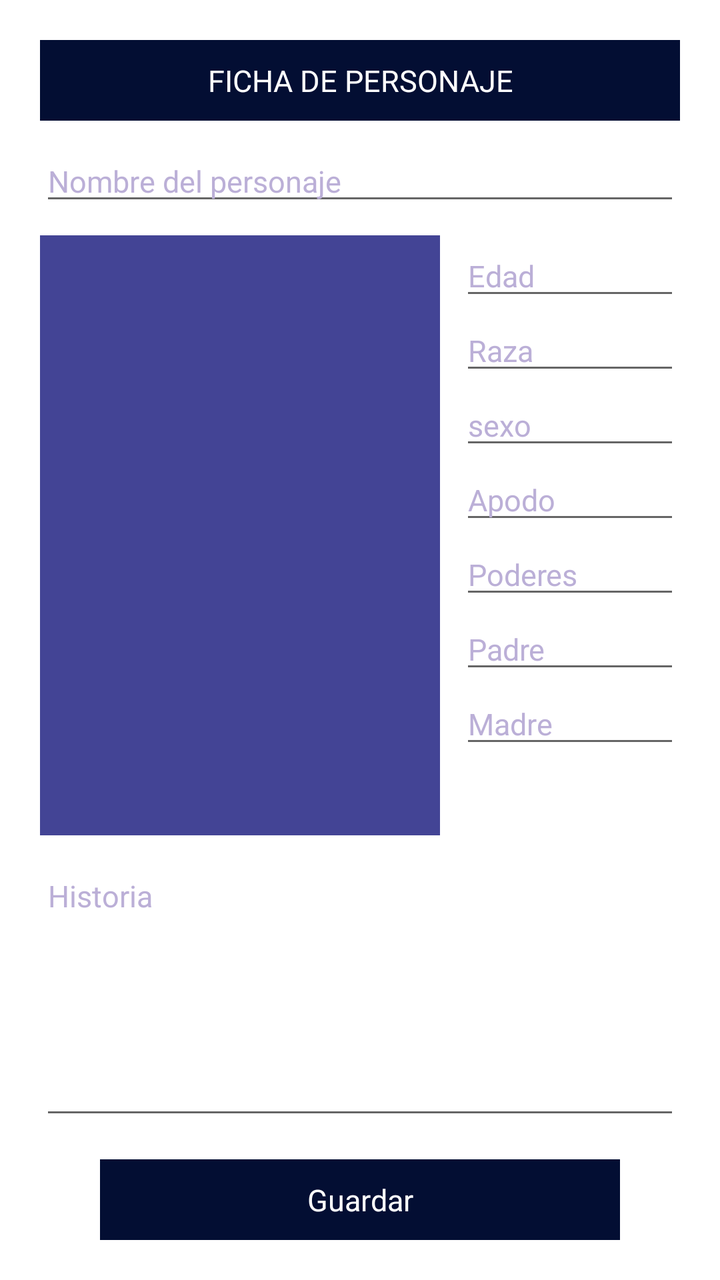
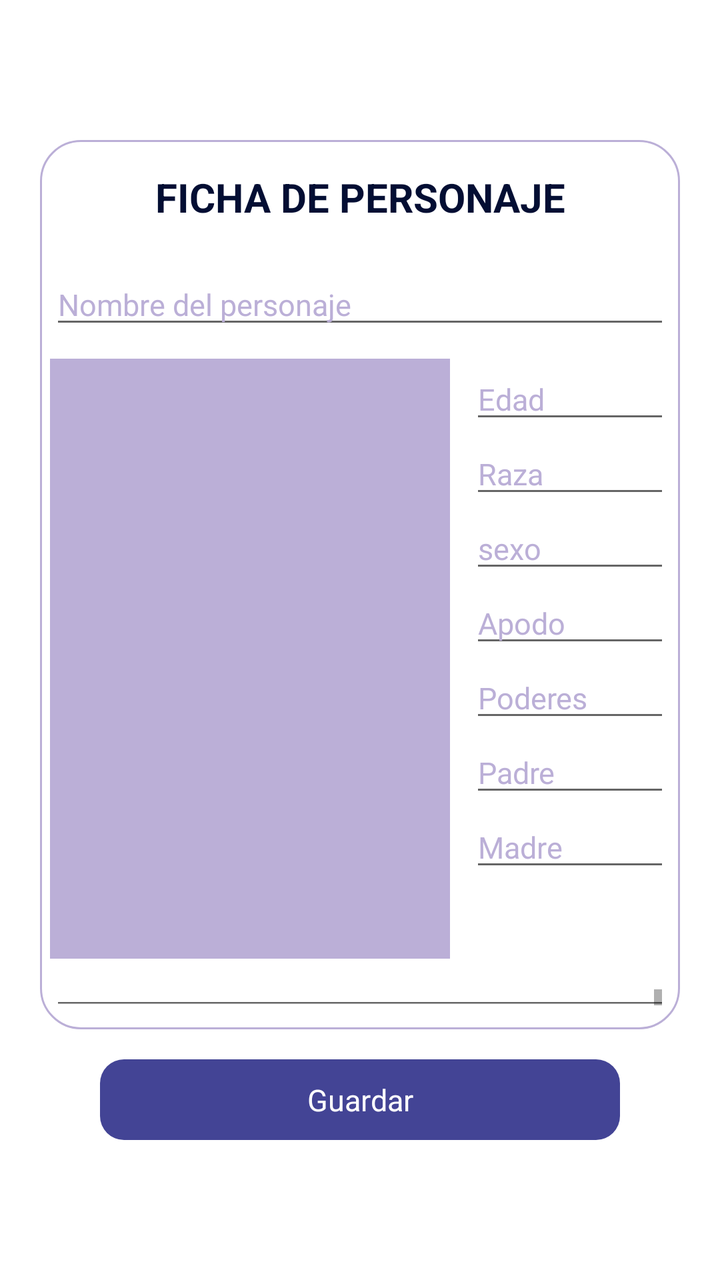

Screens rendered from an Android XML layout before and after an edit, with the pre-edit source and the edit as a unified diff.
<!-- AndroidManifest.xml: fallback theme Theme.MaterialComponents.DayNight.NoActionBar -->
<!-- res/layout/activity_character.xml -->
<?xml version="1.0" encoding="utf-8"?>
<LinearLayout
    xmlns:android="http://schemas.android.com/apk/res/android"
    xmlns:tools="http://schemas.android.com/tools"
    android:id="@+id/main"
    android:layout_width="match_parent"
    android:layout_height="match_parent"
    android:orientation="vertical"
    android:padding="20dp"
    android:background="@color/Color2"
    tools:context=".Character">

    
    <TextView
        android:id="@+id/tv_cabecera"
        android:layout_width="match_parent"
        android:layout_height="wrap_content"
        android:text="FICHA DE PERSONAJE"
        android:textSize="15dp"
        android:textColor="@color/Color2"
        android:background="@color/Color1"
        android:padding="10dp"
        android:gravity="center"/>

    <EditText
        android:id="@+id/et_nombre_personaje"
        android:layout_width="match_parent"
        android:layout_height="wrap_content"
        android:hint="Nombre del personaje"
        android:textSize="15dp"
        android:textColor="@color/Color3"
        android:textColorHint="@color/Color4"
        android:layout_marginTop="10dp"/>

    <LinearLayout
        android:layout_width="match_parent"
        android:layout_height="300dp"
        android:orientation="horizontal"
        android:layout_marginTop="10dp">

        <ImageView
            android:id="@+id/iv_personaje"
            android:layout_width="200dp"
            android:layout_height="match_parent"
            android:scaleType="centerCrop"
            android:background="@color/Color3"
            android:contentDescription="Dibujo del personaje"/>

        <ScrollView
            android:layout_width="match_parent"
            android:layout_height="match_parent"
            android:paddingStart="10dp"
            android:fillViewport="true">

            <LinearLayout
                android:layout_width="match_parent"
                android:layout_height="wrap_content"
                android:orientation="vertical">

                <EditText
                    android:id="@+id/at_1"
                    android:layout_width="match_parent"
                    android:layout_height="wrap_content"
                    android:hint="Edad"
                    android:textSize="15dp"
                    android:textColor="@color/Color3"
                    android:textColorHint="@color/Color4" />

                <EditText
                    android:id="@+id/at_2"
                    android:layout_width="match_parent"
                    android:layout_height="wrap_content"
                    android:hint="Raza"
                    android:textSize="15dp"
                    android:textColor="@color/Color3"
                    android:textColorHint="@color/Color4" />

                <EditText
                    android:id="@+id/at_3"
                    android:layout_width="match_parent"
                    android:layout_height="wrap_content"
                    android:hint="sexo"
                    android:textSize="15dp"
                    android:textColor="@color/Color3"
                    android:textColorHint="@color/Color4" />

                <EditText
                    android:id="@+id/at_4"
                    android:layout_width="match_parent"
                    android:layout_height="wrap_content"
                    android:hint="Apodo"
                    android:textSize="15dp"
                    android:textColor="@color/Color3"
                    android:textColorHint="@color/Color4" />

                <EditText
                    android:id="@+id/at_5"
                    android:layout_width="match_parent"
                    android:layout_height="wrap_content"
                    android:hint="Poderes"
                    android:textSize="15dp"
                    android:textColor="@color/Color3"
                    android:textColorHint="@color/Color4" />

                <EditText
                    android:id="@+id/at_6"
                    android:layout_width="match_parent"
                    android:layout_height="wrap_content"
                    android:hint="Padre"
                    android:textSize="15dp"
                    android:textColor="@color/Color3"
                    android:textColorHint="@color/Color4" />

                <EditText
                    android:id="@+id/at_7"
                    android:layout_width="match_parent"
                    android:layout_height="wrap_content"
                    android:hint="Madre"
                    android:textSize="15dp"
                    android:textColor="@color/Color3"
                    android:textColorHint="@color/Color4" />

            </LinearLayout>
        </ScrollView>
    </LinearLayout>

    <EditText
        android:id="@+id/et_historia"
        android:layout_width="match_parent"
        android:layout_height="0dp"
        android:layout_weight="1"
        android:layout_marginTop="10dp"
        android:hint="Historia"
        android:textSize="15dp"
        android:textColor="@color/Color3"
        android:textColorHint="@color/Color4"
        android:gravity="top|start"
        android:inputType="textMultiLine"
        android:overScrollMode="always"
        android:scrollbarStyle="insideInset"
        android:scrollbars="vertical"/>

    <TextView
        android:id="@+id/tv_guardar"
        android:layout_width="match_parent"
        android:layout_height="wrap_content"
        android:padding="10dp"
        android:text="Guardar"
        android:textSize="15dp"
        android:textColor="@color/Color2"
        android:background="@color/Color1"
        android:layout_marginHorizontal="30dp"
        android:layout_marginTop="15dp"
        android:gravity="center"/>
</LinearLayout>
<!-- resources referenced by this layout -->
<resources>
  <color name="Color1">#030E33</color>
  <color name="Color2">#FFFFFFFF</color>
  <color name="Color3">#434495</color>
  <color name="Color4">#BBAFD7</color>
</resources>

<!-- the commit's change to res/layout/activity_character.xml (unified diff, before → after) -->
@@ -6,139 +6,150 @@
     android:layout_width="match_parent"
     android:layout_height="match_parent"
     android:orientation="vertical"
-    android:padding="20dp"
+    android:paddingVertical="70dp"
+    android:paddingHorizontal="20dp"
     android:background="@color/Color2"
     tools:context=".Character">
 
-    
-    <TextView
-        android:id="@+id/tv_cabecera"
-        android:layout_width="match_parent"
-        android:layout_height="wrap_content"
-        android:text="FICHA DE PERSONAJE"
-        android:textSize="15dp"
-        android:textColor="@color/Color2"
-        android:background="@color/Color1"
-        android:padding="10dp"
-        android:gravity="center"/>
-
-    <EditText
-        android:id="@+id/et_nombre_personaje"
-        android:layout_width="match_parent"
-        android:layout_height="wrap_content"
-        android:hint="Nombre del personaje"
-        android:textSize="15dp"
-        android:textColor="@color/Color3"
-        android:textColorHint="@color/Color4"
-        android:layout_marginTop="10dp"/>
-
     <LinearLayout
         android:layout_width="match_parent"
-        android:layout_height="300dp"
-        android:orientation="horizontal"
-        android:layout_marginTop="10dp">
+        android:layout_height="match_parent"
+        android:layout_weight="1"
+        android:background="@drawable/archivo1"
+        android:padding="5dp"
+        android:orientation="vertical">
 
-        <ImageView
-            android:id="@+id/iv_personaje"
-            android:layout_width="200dp"
-            android:layout_height="match_parent"
-            android:scaleType="centerCrop"
-            android:background="@color/Color3"
-            android:contentDescription="Dibujo del personaje"/>
+        
+        <TextView
+            android:id="@+id/tv_cabecera"
+            android:layout_width="match_parent"
+            android:layout_height="wrap_content"
+            android:text="FICHA DE PERSONAJE"
+            android:textSize="20dp"
+            android:textStyle="bold"
+            android:textColor="@color/Color1"
+            android:padding="10dp"
+            android:gravity="center"/>
 
-        <ScrollView
+        <EditText
+            android:id="@+id/et_nombre_personaje"
             android:layout_width="match_parent"
-            android:layout_height="match_parent"
-            android:paddingStart="10dp"
-            android:fillViewport="true">
+            android:layout_height="wrap_content"
+            android:hint="Nombre del personaje"
+            android:textSize="15dp"
+            android:textColor="@color/Color3"
+            android:textColorHint="@color/Color4"
+            android:layout_marginTop="10dp"/>
 
-            <LinearLayout
+        <LinearLayout
+            android:layout_width="match_parent"
+            android:layout_height="300dp"
+            android:orientation="horizontal"
+            android:layout_marginTop="10dp">
+
+            <ImageView
+                android:id="@+id/iv_personaje"
+                android:layout_width="200dp"
+                android:layout_height="match_parent"
+                android:scaleType="centerCrop"
+                android:background="@color/Color4"
+                android:contentDescription="Dibujo del personaje"/>
+
+            <ScrollView
                 android:layout_width="match_parent"
-                android:layout_height="wrap_content"
-                android:orientation="vertical">
+                android:layout_height="match_parent"
+                android:paddingStart="10dp"
+                android:fillViewport="true">
 
-                <EditText
-                    android:id="@+id/at_1"
+                <LinearLayout
                     android:layout_width="match_parent"
                     android:layout_height="wrap_content"
-                    android:hint="Edad"
-                    android:textSize="15dp"
-                    android:textColor="@color/Color3"
-                    android:textColorHint="@color/Color4" />
+                    android:orientation="vertical">
 
-                <EditText
-                    android:id="@+id/at_2"
-                    android:layout_width="match_parent"
-                    android:layout_height="wrap_content"
-                    android:hint="Raza"
-                    android:textSize="15dp"
-                    android:textColor="@color/Color3"
-                    android:textColorHint="@color/Color4" />
+                    <EditText
+                        android:id="@+id/at_1"
+                        android:layout_width="match_parent"
+                        android:layout_height="wrap_content"
+                        android:hint="Edad"
+                        android:textSize="15dp"
+                        android:textColor="@color/Color3"
+                        android:textColorHint="@color/Color4" />
 
-                <EditText
-                    android:id="@+id/at_3"
-                    android:layout_width="match_parent"
-                    android:layout_height="wrap_content"
-                    android:hint="sexo"
-                    android:textSize="15dp"
-                    android:textColor="@color/Color3"
-                    android:textColorHint="@color/Color4" />
+                    <EditText
+                        android:id="@+id/at_2"
+                        android:layout_width="match_parent"
+                        android:layout_height="wrap_content"
+                        android:hint="Raza"
+                        android:textSize="15dp"
+                        android:textColor="@color/Color3"
+                        android:textColorHint="@color/Color4" />
 
-                <EditText
-                    android:id="@+id/at_4"
-                    android:layout_width="match_parent"
-                    android:layout_height="wrap_content"
-                    android:hint="Apodo"
-                    android:textSize="15dp"
-                    android:textColor="@color/Color3"
-                    android:textColorHint="@color/Color4" />
+                    <EditText
+                        android:id="@+id/at_3"
+                        android:layout_width="match_parent"
+                        android:layout_height="wrap_content"
+                        android:hint="sexo"
+                        android:textSize="15dp"
+                        android:textColor="@color/Color3"
+                        android:textColorHint="@color/Color4" />
 
-                <EditText
-                    android:id="@+id/at_5"
-                    android:layout_width="match_parent"
-                    android:layout_height="wrap_content"
-                    android:hint="Poderes"
-                    android:textSize="15dp"
-                    android:textColor="@color/Color3"
-                    android:textColorHint="@color/Color4" />
+                    <EditText
+                        android:id="@+id/at_4"
+                        android:layout_width="match_parent"
+                        android:layout_height="wrap_content"
+                        android:hint="Apodo"
+                        android:textSize="15dp"
+                        android:textColor="@color/Color3"
+                        android:textColorHint="@color/Color4" />
 
-                <EditText
-                    android:id="@+id/at_6"
-                    android:layout_width="match_parent"
-                    android:layout_height="wrap_content"
-                    android:hint="Padre"
-                    android:textSize="15dp"
-                    android:textColor="@color/Color3"
-                    android:textColorHint="@color/Color4" />
+                    <EditText
+                        android:id="@+id/at_5"
+                        android:layout_width="match_parent"
+                        android:layout_height="wrap_content"
+                        android:hint="Poderes"
+                        android:textSize="15dp"
+                        android:textColor="@color/Color3"
+                        android:textColorHint="@color/Color4" />
 
-                <EditText
-                    android:id="@+id/at_7"
-                    android:layout_width="match_parent"
-                    android:layout_height="wrap_content"
-                    android:hint="Madre"
-                    android:textSize="15dp"
-                    android:textColor="@color/Color3"
-                    android:textColorHint="@color/Color4" />
+                    <EditText
+                        android:id="@+id/at_6"
+                        android:layout_width="match_parent"
+                        android:layout_height="wrap_content"
+                        android:hint="Padre"
+                        android:textSize="15dp"
+                        android:textColor="@color/Color3"
+                        android:textColorHint="@color/Color4" />
 
-            </LinearLayout>
-        </ScrollView>
+                    <EditText
+                        android:id="@+id/at_7"
+                        android:layout_width="match_parent"
+                        android:layout_height="wrap_content"
+                        android:hint="Madre"
+                        android:textSize="15dp"
+                        android:textColor="@color/Color3"
+                        android:textColorHint="@color/Color4" />
+
+                </LinearLayout>
+            </ScrollView>
+        </LinearLayout>
+
+        <EditText
+            android:id="@+id/et_historia"
+            android:layout_width="match_parent"
+            android:layout_height="0dp"
+            android:layout_weight="1"
+            android:layout_marginTop="10dp"
+            android:hint="Historia"
+            android:textSize="15dp"
+            android:textColor="@color/Color3"
+            android:textColorHint="@color/Color4"
+            android:gravity="top|start"
+            android:inputType="textMultiLine"
+            android:overScrollMode="always"
+            android:scrollbarStyle="insideInset"
+            android:scrollbars="vertical"/>
+
     </LinearLayout>
-
-    <EditText
-        android:id="@+id/et_historia"
-        android:layout_width="match_parent"
-        android:layout_height="0dp"
-        android:layout_weight="1"
-        android:layout_marginTop="10dp"
-        android:hint="Historia"
-        android:textSize="15dp"
-        android:textColor="@color/Color3"
-        android:textColorHint="@color/Color4"
-        android:gravity="top|start"
-        android:inputType="textMultiLine"
-        android:overScrollMode="always"
-        android:scrollbarStyle="insideInset"
-        android:scrollbars="vertical"/>
 
     <TextView
         android:id="@+id/tv_guardar"
@@ -148,7 +159,7 @@
         android:text="Guardar"
         android:textSize="15dp"
         android:textColor="@color/Color2"
-        android:background="@color/Color1"
+        android:background="@drawable/archivo2"
         android:layout_marginHorizontal="30dp"
         android:layout_marginTop="15dp"
         android:gravity="center"/>
<!-- resource entries referenced after the edit -->
@@ -4,5 +4,38 @@
   <color name="Color2">#FFFFFFFF</color>
   <color name="Color3">#434495</color>
   <color name="Color4">#BBAFD7</color>
+  <!-- drawable archivo1 (drawable) -->
+  <?xml version="1.0" encoding="utf-8"?>
+  <layer-list xmlns:android="http://schemas.android.com/apk/res/android">
+  
+      
+      <item android:id="@android:id/background">
+          <shape android:shape="rectangle">
+              <solid android:color="@color/Color2" />
+              <stroke
+                  android:width="1dp"
+                  android:color="@color/Color4" />
+              <corners android:radius="20dp" />
+          </shape>
+      </item>
+  
+      
+      <item android:id="@android:id/progress">
+          <clip>
+              <shape android:shape="rectangle">
+                  <solid android:color="@color/Color2" />
+                  <corners android:radius="20dp" />
+              </shape>
+          </clip>
+      </item>
+  
+  </layer-list>
+  <!-- drawable archivo2 (drawable) -->
+  <?xml version="1.0" encoding="utf-8"?>
+  <shape xmlns:android="http://schemas.android.com/apk/res/android"
+      android:shape="rectangle">
+      <solid android:color="@color/Color3" />
+      <corners android:radius="12dp" />
+  </shape>
 </resources>
 
